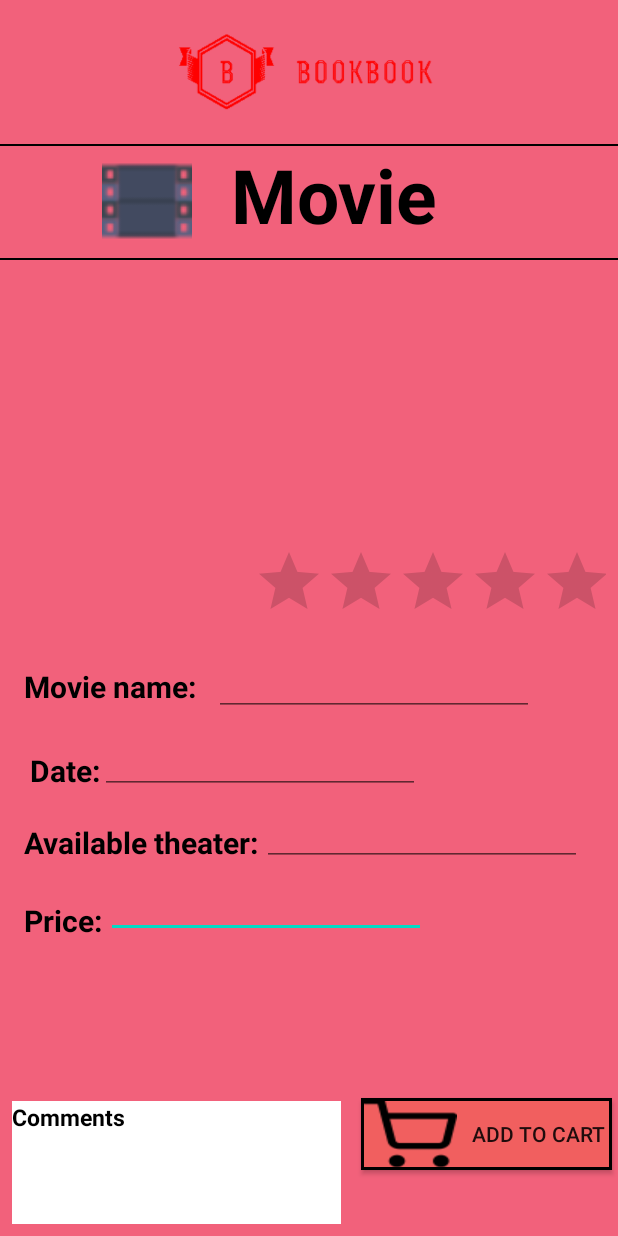
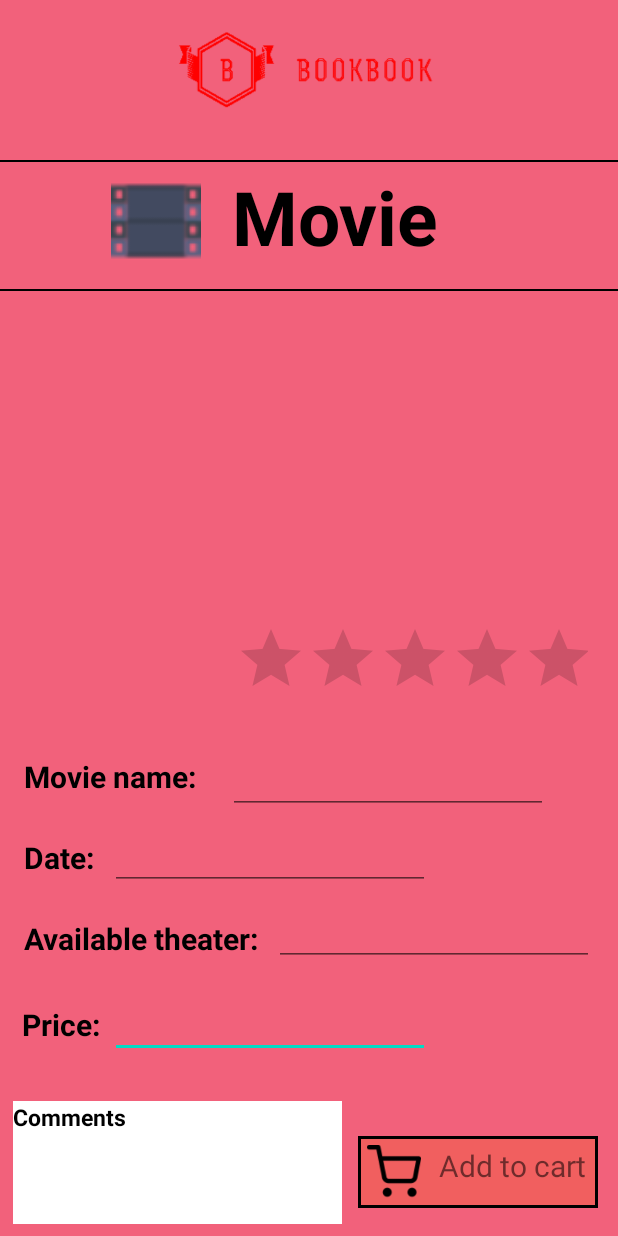
Before and after one commit to risethesummer/SoftwareEngineering, an Android app: the InformationMovie screen opened directly, with no data from a screen before it, on a phone screen of 412 x 824 dp. Run offline under Robolectric (Android 15) with nearby library versions, the phone set to English and light mode, and no system bars; Roboto replaces fonts that are not available here.

Commit message:
update info movie

```diff
--- a/source/app/src/main/res/layout/activity_information_movie.xml
+++ b/source/app/src/main/res/layout/activity_information_movie.xml
@@ -11,205 +11,238 @@
         android:id="@+id/Price"
         android:layout_width="wrap_content"
         android:layout_height="wrap_content"
-        android:layout_marginTop="580dp"
-        android:layout_marginEnd="128dp"
-        android:layout_marginRight="128dp"
         android:ems="10"
         android:inputType="textPersonName"
         android:textColor="#000000"
+        app:layout_constraintBottom_toBottomOf="parent"
         app:layout_constraintEnd_toEndOf="parent"
-        app:layout_constraintTop_toTopOf="parent" />
+        app:layout_constraintHorizontal_bias="0.368"
+        app:layout_constraintStart_toStartOf="parent"
+        app:layout_constraintTop_toTopOf="parent"
+        app:layout_constraintVertical_bias="0.848" />
 
     <EditText
         android:id="@+id/AvailableTheater"
         android:layout_width="wrap_content"
         android:layout_height="wrap_content"
-        android:layout_marginTop="532dp"
-        android:layout_marginEnd="24dp"
-        android:layout_marginRight="24dp"
         android:ems="10"
         android:inputType="textPersonName"
         android:textColor="#000000"
+        app:layout_constraintBottom_toBottomOf="parent"
         app:layout_constraintEnd_toEndOf="parent"
-        app:layout_constraintTop_toTopOf="parent" />
+        app:layout_constraintHorizontal_bias="0.92"
+        app:layout_constraintStart_toStartOf="parent"
+        app:layout_constraintTop_toTopOf="parent"
+        app:layout_constraintVertical_bias="0.769" />
 
     <EditText
         android:id="@+id/Date"
         android:layout_width="wrap_content"
         android:layout_height="wrap_content"
-        android:layout_marginTop="484dp"
-        android:layout_marginEnd="132dp"
-        android:layout_marginRight="132dp"
         android:ems="10"
         android:inputType="textPersonName"
         android:textColor="#000000"
+        app:layout_constraintBottom_toBottomOf="parent"
         app:layout_constraintEnd_toEndOf="parent"
-        app:layout_constraintTop_toTopOf="parent" />
+        app:layout_constraintHorizontal_bias="0.368"
+        app:layout_constraintStart_toStartOf="parent"
+        app:layout_constraintTop_toTopOf="parent"
+        app:layout_constraintVertical_bias="0.704" />
 
     <TextView
         android:id="@+id/textView9"
         android:layout_width="wrap_content"
         android:layout_height="wrap_content"
-        android:layout_marginStart="16dp"
-        android:layout_marginLeft="16dp"
-        android:layout_marginTop="600dp"
         android:text="Price:"
         android:textColor="#000000"
         android:textSize="20dp"
         android:textStyle="bold"
+        app:layout_constraintBottom_toBottomOf="parent"
+        app:layout_constraintEnd_toEndOf="parent"
+        app:layout_constraintHorizontal_bias="0.041"
         app:layout_constraintStart_toStartOf="parent"
-        app:layout_constraintTop_toTopOf="parent" />
+        app:layout_constraintTop_toTopOf="parent"
+        app:layout_constraintVertical_bias="0.84" />
 
     <TextView
         android:id="@+id/textView8"
         android:layout_width="wrap_content"
         android:layout_height="wrap_content"
-        android:layout_marginStart="16dp"
-        android:layout_marginLeft="16dp"
-        android:layout_marginTop="548dp"
         android:text="Available theater:"
         android:textColor="#000000"
         android:textSize="20dp"
         android:textStyle="bold"
+        app:layout_constraintBottom_toBottomOf="parent"
+        app:layout_constraintEnd_toEndOf="parent"
+        app:layout_constraintHorizontal_bias="0.063"
         app:layout_constraintStart_toStartOf="parent"
-        app:layout_constraintTop_toTopOf="parent" />
+        app:layout_constraintTop_toTopOf="parent"
+        app:layout_constraintVertical_bias="0.768" />
 
     <TextView
         android:id="@+id/textView7"
         android:layout_width="wrap_content"
         android:layout_height="wrap_content"
-        android:layout_marginStart="20dp"
-        android:layout_marginLeft="20dp"
-        android:layout_marginTop="500dp"
         android:text="Date:"
         android:textColor="#000000"
         android:textSize="20dp"
         android:textStyle="bold"
+        app:layout_constraintBottom_toBottomOf="parent"
+        app:layout_constraintEnd_toEndOf="parent"
+        app:layout_constraintHorizontal_bias="0.043"
         app:layout_constraintStart_toStartOf="parent"
-        app:layout_constraintTop_toTopOf="parent" />
+        app:layout_constraintTop_toTopOf="parent"
+        app:layout_constraintVertical_bias="0.7" />
 
     <View
         android:id="@+id/line"
         android:layout_width="412dp"
         android:layout_height="1dp"
-        android:layout_marginTop="96dp"
         android:background="#000000"
+        app:layout_constraintBottom_toBottomOf="parent"
         app:layout_constraintEnd_toEndOf="parent"
         app:layout_constraintHorizontal_bias="1.0"
         app:layout_constraintStart_toStartOf="parent"
-        app:layout_constraintTop_toTopOf="parent" />
+        app:layout_constraintTop_toTopOf="parent"
+        app:layout_constraintVertical_bias="0.13" />
 
     <View
         android:id="@+id/line4"
         android:layout_width="412dp"
         android:layout_height="1dp"
-        android:layout_marginTop="172dp"
         android:background="#000000"
+        app:layout_constraintBottom_toBottomOf="parent"
         app:layout_constraintEnd_toEndOf="parent"
-        app:layout_constraintHorizontal_bias="1.0"
+        app:layout_constraintHorizontal_bias="0.0"
         app:layout_constraintStart_toStartOf="parent"
-        app:layout_constraintTop_toTopOf="parent" />
+        app:layout_constraintTop_toTopOf="parent"
+        app:layout_constraintVertical_bias="0.234" />
 
     <ImageView
         android:id="@+id/imageView12"
         android:layout_width="393dp"
         android:layout_height="92dp"
-        android:layout_marginTop="4dp"
+        app:layout_constraintBottom_toBottomOf="parent"
         app:layout_constraintEnd_toEndOf="parent"
         app:layout_constraintStart_toStartOf="parent"
         app:layout_constraintTop_toTopOf="parent"
+        app:layout_constraintVertical_bias="0.004"
         app:srcCompat="@drawable/bookbook_logo_3" />
 
     <ImageView
         android:id="@+id/imageView13"
         android:layout_width="60dp"
         android:layout_height="60dp"
-        android:layout_marginStart="68dp"
-        android:layout_marginLeft="68dp"
-        android:layout_marginTop="104dp"
+        app:layout_constraintBottom_toBottomOf="parent"
+        app:layout_constraintEnd_toEndOf="parent"
+        app:layout_constraintHorizontal_bias="0.21"
         app:layout_constraintStart_toStartOf="parent"
         app:layout_constraintTop_toTopOf="parent"
+        app:layout_constraintVertical_bias="0.154"
         app:srcCompat="@drawable/video_icon" />
 
     <TextView
         android:id="@+id/textView3"
         android:layout_width="wrap_content"
         android:layout_height="wrap_content"
-        android:layout_marginTop="96dp"
-        android:layout_marginEnd="120dp"
-        android:layout_marginRight="120dp"
         android:text="Movie"
         android:textColor="#000000"
         android:textSize="50dp"
         android:textStyle="bold"
+        app:layout_constraintBottom_toBottomOf="parent"
         app:layout_constraintEnd_toEndOf="parent"
-        app:layout_constraintTop_toTopOf="parent" />
+        app:layout_constraintHorizontal_bias="0.564"
+        app:layout_constraintStart_toStartOf="parent"
+        app:layout_constraintTop_toTopOf="parent"
+        app:layout_constraintVertical_bias="0.146" />
 
     <RatingBar
         android:id="@+id/ratingBar"
         android:layout_width="235dp"
         android:layout_height="45dp"
-        android:layout_marginTop="364dp"
-        android:layout_marginEnd="8dp"
-        android:layout_marginRight="8dp"
         android:background="#007B1FA2"
+        app:layout_constraintBottom_toBottomOf="parent"
         app:layout_constraintEnd_toEndOf="parent"
-        app:layout_constraintTop_toTopOf="parent" />
+        app:layout_constraintHorizontal_bias="0.886"
+        app:layout_constraintStart_toStartOf="parent"
+        app:layout_constraintTop_toTopOf="parent"
+        app:layout_constraintVertical_bias="0.533" />
 
     <TextView
         android:id="@+id/textView5"
         android:layout_width="wrap_content"
         android:layout_height="wrap_content"
-        android:layout_marginStart="16dp"
-        android:layout_marginLeft="16dp"
-        android:layout_marginTop="444dp"
         android:text="Movie name:"
         android:textColor="#000000"
         android:textSize="20dp"
         android:textStyle="bold"
+        app:layout_constraintBottom_toBottomOf="parent"
+        app:layout_constraintEnd_toEndOf="parent"
+        app:layout_constraintHorizontal_bias="0.054"
         app:layout_constraintStart_toStartOf="parent"
-        app:layout_constraintTop_toTopOf="parent" />
+        app:layout_constraintTop_toTopOf="parent"
+        app:layout_constraintVertical_bias="0.633" />
 
     <EditText
         android:id="@+id/MovieName"
         android:layout_width="wrap_content"
         android:layout_height="wrap_content"
-        android:layout_marginTop="432dp"
-        android:layout_marginEnd="56dp"
-        android:layout_marginRight="56dp"
         android:ems="10"
         android:inputType="textPersonName"
         android:textColor="#000000"
+        app:layout_constraintBottom_toBottomOf="parent"
         app:layout_constraintEnd_toEndOf="parent"
-        app:layout_constraintTop_toTopOf="parent" />
-
-    <Button
-        android:id="@+id/AddToCart"
-        android:layout_width="167dp"
-        android:layout_height="0dp"
-        android:layout_marginEnd="4dp"
-        android:layout_marginRight="4dp"
-        android:layout_marginBottom="44dp"
-        android:background="@drawable/my_button"
-        android:foreground="@drawable/cart_icon"
-        android:foregroundGravity="left|clip_vertical"
-        android:text="                     Add to cart"
-        app:layout_constraintBottom_toBottomOf="parent"
-        app:layout_constraintEnd_toEndOf="parent" />
+        app:layout_constraintHorizontal_bias="0.766"
+        app:layout_constraintStart_toStartOf="parent"
+        app:layout_constraintTop_toTopOf="parent"
+        app:layout_constraintVertical_bias="0.639" />
 
     <TextView
 
         android:id="@+id/Comments"
         android:layout_width="219dp"
         android:layout_height="82dp"
-        android:layout_marginStart="8dp"
-        android:layout_marginLeft="8dp"
-        android:layout_marginBottom="8dp"
         android:background="#FFFFFF"
         android:text="Comments"
         android:textColor="#000000"
         android:textSize="15dp"
         android:textStyle="bold"
         app:layout_constraintBottom_toBottomOf="parent"
-        app:layout_constraintStart_toStartOf="parent" />
+        app:layout_constraintEnd_toEndOf="parent"
+        app:layout_constraintHorizontal_bias="0.046"
+        app:layout_constraintStart_toStartOf="parent"
+        app:layout_constraintTop_toTopOf="parent"
+        app:layout_constraintVertical_bias="0.989" />
+
+    <ImageButton
+        android:id="@+id/imageButton"
+        android:layout_width="160dp"
+        android:layout_height="48dp"
+        android:layout_marginLeft="2dp"
+        android:layout_marginRight="5dp"
+        android:layout_marginBottom="5dp"
+        android:layout_weight="1"
+        android:background="@drawable/my_button"
+        android:padding="6dp"
+        android:scaleType="fitStart"
+        app:layout_constraintBottom_toBottomOf="parent"
+        app:layout_constraintEnd_toEndOf="parent"
+        app:layout_constraintHorizontal_bias="0.968"
+        app:layout_constraintStart_toStartOf="parent"
+        app:layout_constraintTop_toTopOf="parent"
+        app:layout_constraintVertical_bias="0.983"
+        app:srcCompat="@drawable/cart_icon" />
+
+    <TextView
+        android:id="@+id/textView10"
+        android:layout_width="wrap_content"
+        android:layout_height="wrap_content"
+        android:text="Add to cart"
+        android:textSize="20sp"
+        app:layout_constraintBottom_toBottomOf="parent"
+        app:layout_constraintEnd_toEndOf="parent"
+        app:layout_constraintHorizontal_bias="0.935"
+        app:layout_constraintStart_toStartOf="parent"
+        app:layout_constraintTop_toTopOf="parent"
+        app:layout_constraintVertical_bias="0.958" />
 </android.support.constraint.ConstraintLayout>
```
